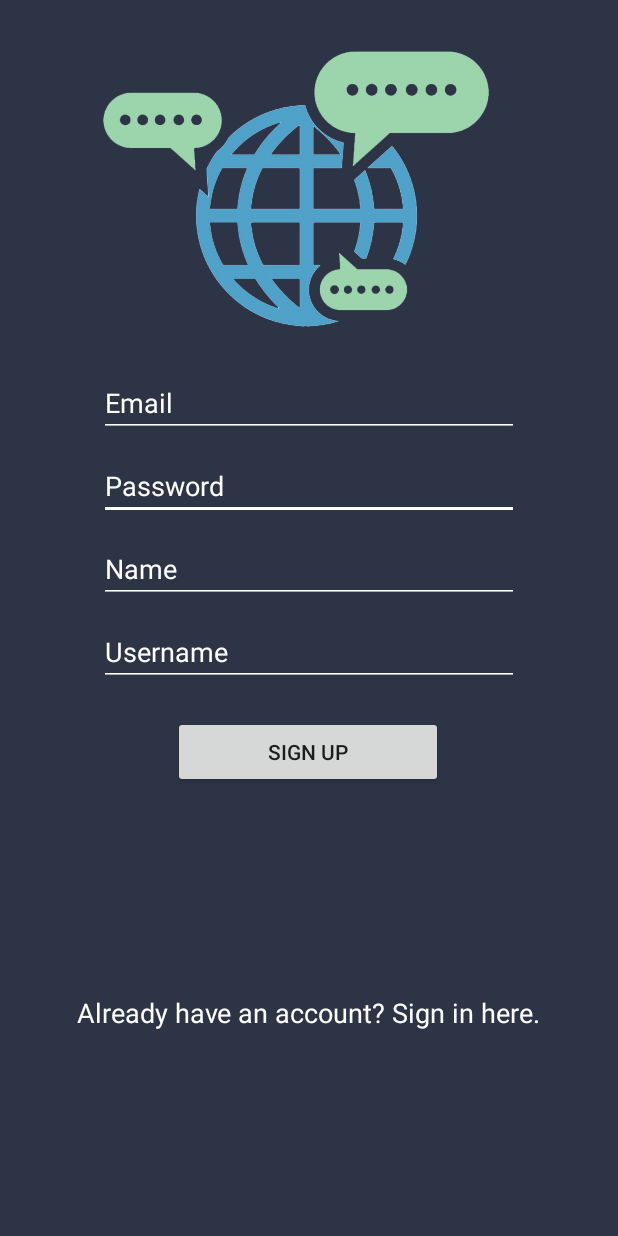
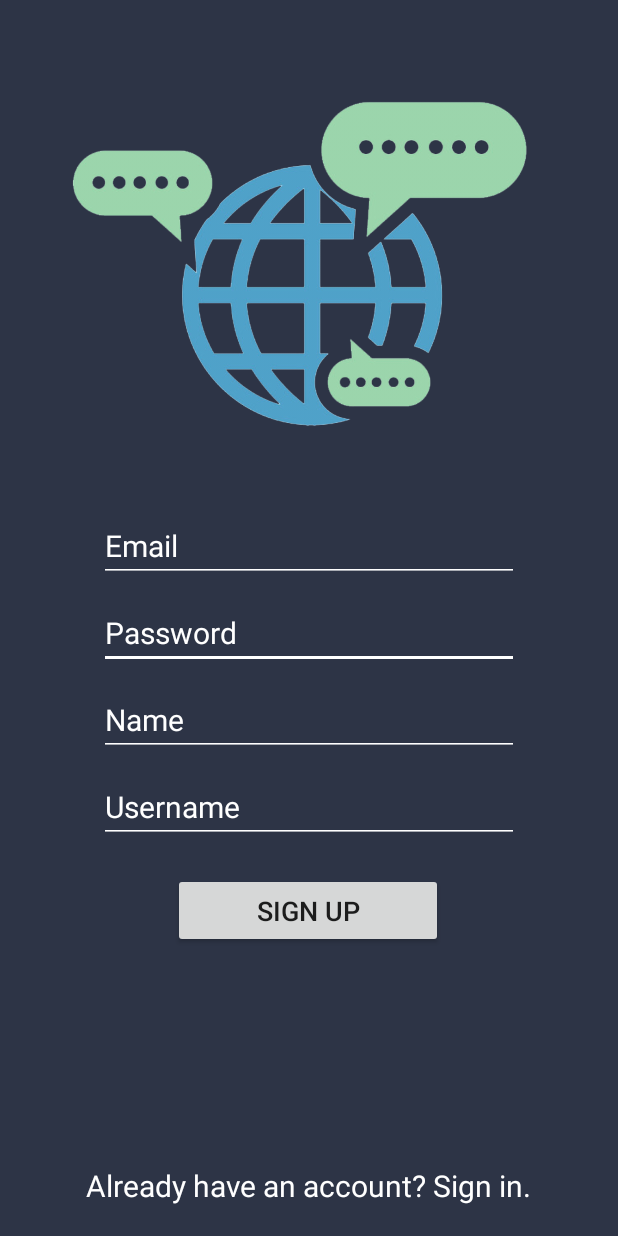
Before and after one commit to Shoflowers/Travel-Buddy, an Android app: the SignUp screen opened directly, with no data from a screen before it, on a phone screen of 412 x 824 dp. Run offline under Robolectric (Android 15) with nearby library versions, the phone set to English and light mode, and no system bars; our stand-ins replace Firebase (no records; nobody signed in at launch, a user with empty details on screens opened directly).

Commit message:
Modified signup

```diff
--- a/app/src/main/res/layout/signup.xml
+++ b/app/src/main/res/layout/signup.xml
@@ -10,10 +10,11 @@
     <Button
         android:id="@+id/logInButton"
         android:layout_width="180dp"
-        android:layout_height="wrap_content"
+        android:layout_height="50dp"
         android:layout_marginTop="20dp"
         android:onClick="SignUpButton"
         android:text="Sign Up"
+        android:textSize="18sp"
         app:layout_constraintEnd_toEndOf="parent"
         app:layout_constraintHorizontal_bias="0.498"
         app:layout_constraintStart_toStartOf="parent"
@@ -30,6 +31,7 @@
         android:inputType="textPassword"
         android:textColor="#ffffff"
         android:textColorHint="#ffffff"
+        android:textSize="20sp"
         app:layout_constraintEnd_toEndOf="parent"
         app:layout_constraintStart_toStartOf="parent"
         app:layout_constraintTop_toBottomOf="@+id/emailText" />
@@ -38,13 +40,14 @@
         android:id="@+id/emailText"
         android:layout_width="280dp"
         android:layout_height="wrap_content"
-        android:layout_marginTop="20dp"
+        android:layout_marginTop="40dp"
         android:backgroundTint="#ffffff"
         android:ems="10"
         android:hint="Email"
         android:inputType="textEmailAddress"
         android:textColor="#ffffff"
         android:textColorHint="#ffffff"
+        android:textSize="20sp"
         app:layout_constraintEnd_toEndOf="parent"
         app:layout_constraintStart_toStartOf="parent"
         app:layout_constraintTop_toBottomOf="@+id/imageView2" />
@@ -53,15 +56,15 @@
         android:id="@+id/signUpToSignIn"
         android:layout_width="wrap_content"
         android:layout_height="wrap_content"
+        android:layout_marginBottom="20dp"
+        android:clickable="true"
         android:onClick="loginPage"
-        android:clickable="true"
-        android:text="Already have an account? Sign in here."
+        android:text="Already have an account? Sign in."
         android:textColor="#ffffff"
-        android:textSize="18sp"
+        android:textSize="20sp"
         app:layout_constraintBottom_toBottomOf="parent"
         app:layout_constraintEnd_toEndOf="parent"
-        app:layout_constraintStart_toStartOf="parent"
-        app:layout_constraintTop_toBottomOf="@+id/logInButton" />
+        app:layout_constraintStart_toStartOf="parent" />
 
     <EditText
         android:id="@+id/nameText"
@@ -74,6 +77,7 @@
         android:inputType="textEmailAddress"
         android:textColor="#ffffff"
         android:textColorHint="#ffffff"
+        android:textSize="20sp"
         app:layout_constraintEnd_toEndOf="parent"
         app:layout_constraintStart_toStartOf="parent"
         app:layout_constraintTop_toBottomOf="@+id/pwdText" />
@@ -89,18 +93,21 @@
         android:inputType="textEmailAddress"
         android:textColor="#ffffff"
         android:textColorHint="#ffffff"
+        android:textSize="20sp"
         app:layout_constraintEnd_toEndOf="parent"
         app:layout_constraintStart_toStartOf="parent"
         app:layout_constraintTop_toBottomOf="@+id/nameText" />
 
     <ImageView
         android:id="@+id/imageView2"
-        android:layout_width="300dp"
-        android:layout_height="210dp"
-        android:layout_marginTop="16dp"
+        android:layout_width="330dp"
+        android:layout_height="260dp"
+        android:layout_marginTop="40dp"
+        app:layout_constraintBottom_toTopOf="@+id/signUpToSignIn"
         app:layout_constraintEnd_toEndOf="parent"
         app:layout_constraintHorizontal_bias="0.414"
         app:layout_constraintStart_toStartOf="parent"
         app:layout_constraintTop_toTopOf="parent"
+        app:layout_constraintVertical_bias="0.0"
         app:srcCompat="@drawable/logo" />
 </androidx.constraintlayout.widget.ConstraintLayout>
```
